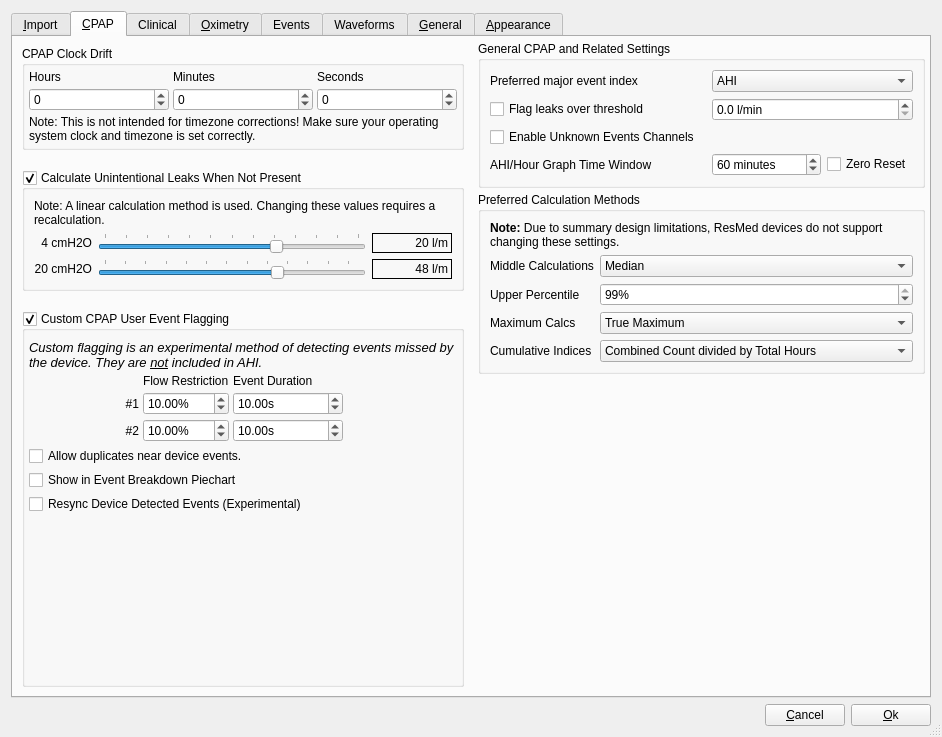
littleyoda/oscar, file oscar/preferencesdialog.ui: the form before one commit.
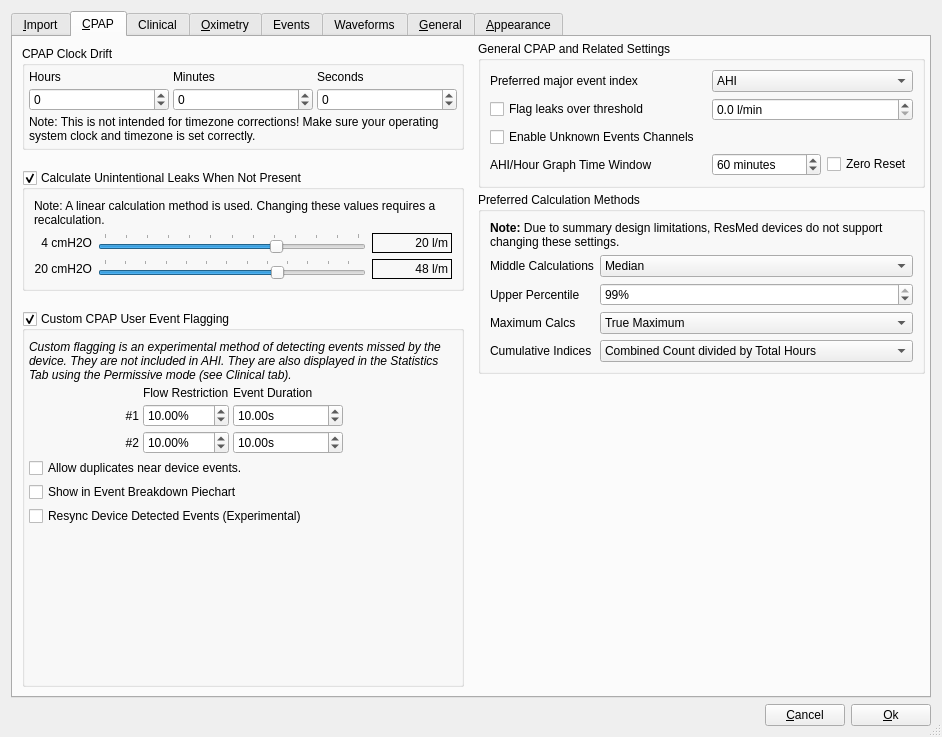
The form after the commit. The open tabs and pages were chosen to show the change. Icons and pictures are not drawn.

Commit message: Preferences:Custom User Flags added info for statistics tab

```diff
--- a/oscar/preferencesdialog.ui
+++ b/oscar/preferencesdialog.ui
@@ -1073,7 +1073,10 @@
                   </font>
                  </property>
                  <property name="text">
+                  <!--
                   <string>&lt;html&gt;&lt;head/&gt;&lt;body&gt;&lt;p&gt;&lt;span style=&quot; font-family:'Sans'; font-size:10pt;&quot;&gt;Custom flagging is an experimental method of detecting events missed by the device. They are &lt;/span&gt;&lt;span style=&quot; font-family:'Sans'; font-size:10pt; text-decoration: underline;&quot;&gt;not&lt;/span&gt;&lt;span style=&quot; font-family:'Sans'; font-size:10pt;&quot;&gt; included in AHI.&lt;/span&gt;&lt;/p&gt;&lt;/body&gt;&lt;/html&gt;</string>
+                  -->
+                  <string>Custom flagging is an experimental method of detecting events missed by the device. They are not included in AHI. They are also displayed in the Statistics Tab using the Permissive mode (see Clinical tab).</string>
                  </property>
                  <property name="alignment">
                   <set>Qt::AlignLeading|Qt::AlignLeft|Qt::AlignTop</set>
```
Lines whose indentation alone changed are shown as unchanged.
